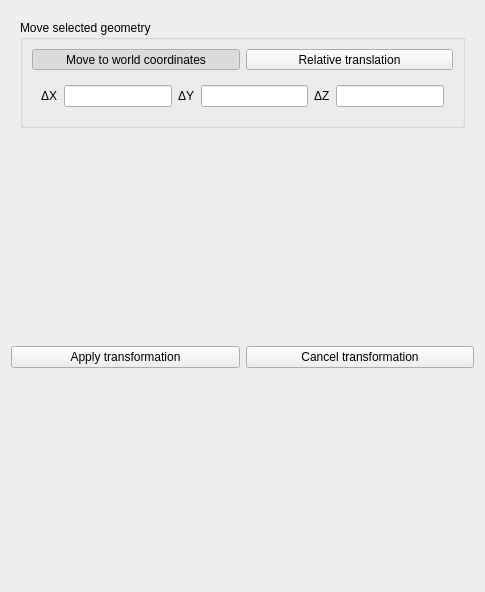
Before: the Qt Designer form SIM-VICUS/src/SVPropEditGeometry.ui in ghorwin/SIM-VICUS, drawn with Qt 5.
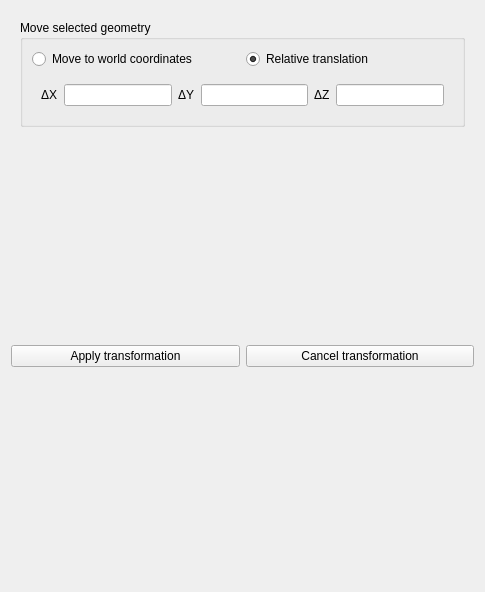
After: the same form once the commit is applied. The open tabs and pages were chosen to show the change. Custom widgets are drawn as their Qt base class.

Commit message: Translation mode

```diff
--- a/SIM-VICUS/src/SVPropEditGeometry.ui
+++ b/SIM-VICUS/src/SVPropEditGeometry.ui
@@ -30,48 +30,18 @@
           <item row="0" column="0">
            <layout class="QHBoxLayout" name="horizontalLayout_2">
             <item>
-             <widget class="QToolButton" name="toolButtonTranslateAbsolute">
-              <property name="sizePolicy">
-               <sizepolicy hsizetype="Preferred" vsizetype="Fixed">
-                <horstretch>0</horstretch>
-                <verstretch>0</verstretch>
-               </sizepolicy>
-              </property>
-              <property name="minimumSize">
-               <size>
-                <width>0</width>
-                <height>0</height>
-               </size>
-              </property>
+             <widget class="QRadioButton" name="radioButtonTranslationAbsolute">
               <property name="text">
                <string>Move to world coordinates</string>
               </property>
-              <property name="checkable">
-               <bool>true</bool>
-              </property>
-              <property name="checked">
-               <bool>true</bool>
-              </property>
              </widget>
             </item>
             <item>
-             <widget class="QToolButton" name="toolButtonTranslateRelative">
-              <property name="sizePolicy">
-               <sizepolicy hsizetype="Preferred" vsizetype="Fixed">
-                <horstretch>0</horstretch>
-                <verstretch>0</verstretch>
-               </sizepolicy>
-              </property>
-              <property name="minimumSize">
-               <size>
-                <width>0</width>
-                <height>0</height>
-               </size>
-              </property>
+             <widget class="QRadioButton" name="radioButtonTranslationRelative">
               <property name="text">
                <string>Relative translation</string>
               </property>
-              <property name="checkable">
+              <property name="checked">
                <bool>true</bool>
               </property>
              </widget>
```
Left out of the diff: 2 changed lines with no effect on the pictures. The commit also changes 2 other files.
